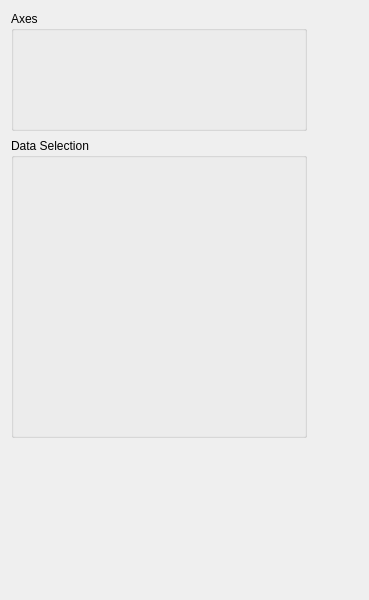
Old version of the form SciDataTool/GUI/WAxisManager/WAxisManager.ui in the repository Eomys/SciDataTool.
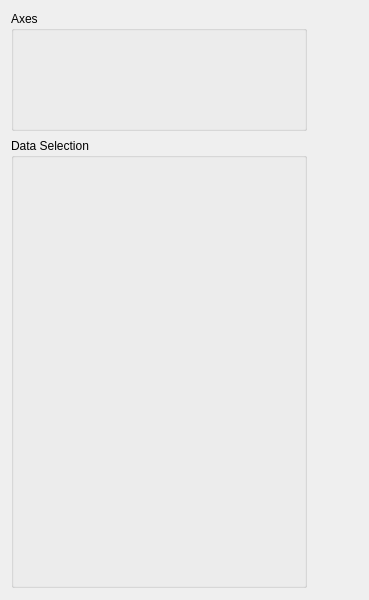
New version of the form. Custom widgets are drawn as their Qt base class.

Commit message: [CO] : Modifying how the WAxisManager generate the DataSelection comboxbox (adding widget instead of hide/show)

The edit to the form file:
```diff
--- a/SciDataTool/GUI/WAxisManager/WAxisManager.ui
+++ b/SciDataTool/GUI/WAxisManager/WAxisManager.ui
@@ -19,7 +19,7 @@
      <x>11</x>
      <y>138</y>
      <width>296</width>
-     <height>300</height>
+     <height>450</height>
     </rect>
    </property>
    <property name="sizePolicy">
@@ -31,7 +31,7 @@
    <property name="minimumSize">
     <size>
      <width>0</width>
-     <height>300</height>
+     <height>450</height>
     </size>
    </property>
    <property name="maximumSize">
@@ -49,7 +49,7 @@
       <x>10</x>
       <y>20</y>
       <width>281</width>
-      <height>271</height>
+      <height>411</height>
      </rect>
     </property>
     <layout class="QVBoxLayout" name="lay_data_extract">
```
The commit also changes 5 other files.
